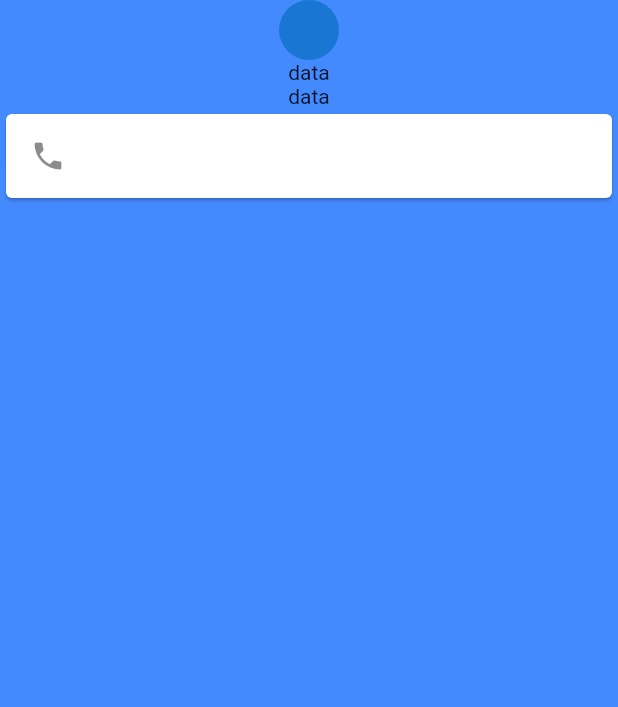
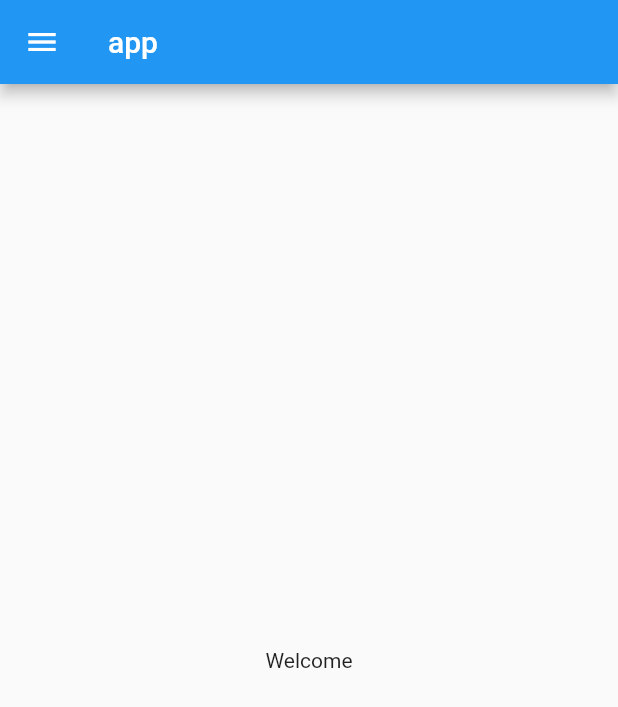
Before and after one commit to Sbishal7739/Flutter, a Flutter app: the screen it shows after launch, on a phone screen of 412 x 824 dp. Shown: the top 707 px of the screen. Run offline on Flutter 3.47's test engine with Material 2 defaults, Android fonts, the phone set to English and light mode, and no system bars.

Commit message:
Day 1 $ Day 2 complete

```diff
--- /dev/null
+++ b/intro/lib/home_page.dart
@@ -0,0 +1,18 @@
+import 'package:flutter/material.dart';
+
+class HomePage extends StatelessWidget {
+  @override
+  Widget build(BuildContext context) {
+    return Scaffold(
+      appBar: AppBar(
+        title: Text("app"),
+      ),
+      body: Center(
+        child: Container(
+          child: Text("Welcome"),
+        ),
+      ),
+      drawer: Drawer(),
+    );
+  }
+}
--- a/intro/lib/main.dart
+++ b/intro/lib/main.dart
@@ -1,4 +1,5 @@
 import 'package:flutter/material.dart';
+import 'package:intro/home_page.dart';
 
 void main() {
   runApp(const MyApp());
@@ -10,20 +11,7 @@ class MyApp extends StatelessWidget {
   @override
   Widget build(BuildContext context) {
     return MaterialApp(
-      home: Scaffold(
-        backgroundColor: Colors.blueAccent,
-        body: Container(
-          child: Column(
-            children: [
-              CircleAvatar(),
-              Text("data"),
-              Text("data"),
-              Card(child: ListTile(leading: Icon(Icons.phone),),),
-              Card()
-            ],
-          ),
-        ),
-      ),
+      home: HomePage(),
     );
   }
 }
```
